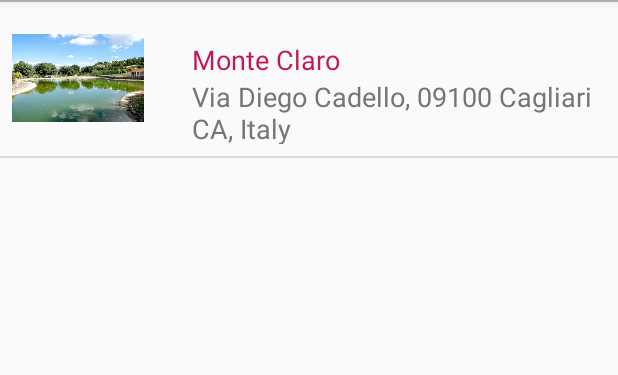
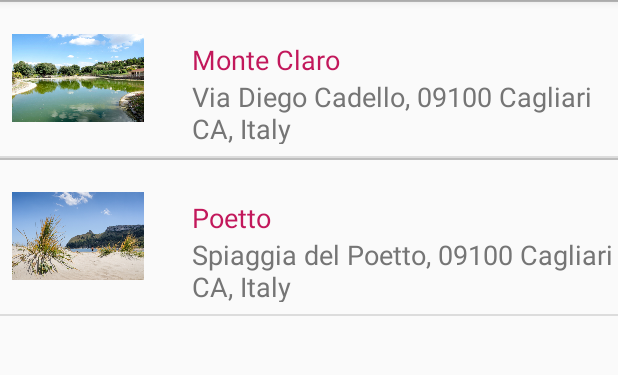
Before and after one commit to Melsara/HolidayEscape, an Android app: the fragment RomanticFragment shown on its own in the app's theme, on a phone screen of 412 x 824 dp, the part 84-459 px from its top. Run offline under Robolectric (Android 15) with nearby library versions, the phone set to English and light mode, and no system bars.

Commit message:
Adding second romantic place.

```diff
--- a/app/src/main/java/eu/escapeadvisor/holidayescape/RomanticFragment.java
+++ b/app/src/main/java/eu/escapeadvisor/holidayescape/RomanticFragment.java
@@ -33,6 +33,8 @@ public class RomanticFragment extends Fragment {
 
         romantics.add(new POI(mContext.getResources().getString(R.string.category_romanticPlaces),getString(R.string.rom_name1), getString(R.string.rom_url1), getString(R.string.rom_email1), getString(R.string.rom_tel1),
                 39.234325, 9.115732, R.drawable.monteclaro, getString(R.string.rom_desc1),getString(R.string.rom_address1) ));
+        romantics.add(new POI(mContext.getResources().getString(R.string.category_romanticPlaces),getString(R.string.rom_name2), getString(R.string.rom_url2), getString(R.string.rom_email2), getString(R.string.rom_tel2),
+                39.212952, 9.171051, R.drawable.poetto, getString(R.string.rom_desc2),getString(R.string.rom_address2) ));
 
         PoiAdapter romanticsAdapter = new PoiAdapter(getActivity(), romantics);
         ListView listView = (ListView) rootView.findViewById(R.id.list);
--- a/app/src/main/res/values/strings.xml
+++ b/app/src/main/res/values/strings.xml
@@ -77,4 +77,10 @@
         Esso rappresenta una delle mete preferite dalle famiglie con bambini e un luogo di svago per gli adulti.
         Molti cittadini cagliaritani si recano in mezzo alla natura per fare attività fisica, poiché il parco di Monte Claro offre percorsi ideali per passeggiate e fare jogging.</string>
     <string name="rom_address1">Via Diego Cadello, 09100 Cagliari CA, Italy</string>
+    <string name="rom_name2">Poetto</string>
+    <string name="rom_url2">https://www.sardegnaturismo.it/en/explore/poetto</string>
+    <string name="rom_email2">Email not available</string>
+    <string name="rom_tel2">Telephone number not available</string>
+    <string name="rom_desc2">Una delle spiagge cittadine più belle e ampie d’Europa, otto chilometri di litorale nel territorio di Cagliari e Quartu Sant\’Elena, dove troverai tutto ciò che desideri: sabbia soffice, mare cristallino, relax, aperitivi, divertimento e attività sportive</string>
+    <string name="rom_address2">Spiaggia del Poetto, 09100 Cagliari CA, Italy</string>
 </resources>
```
Also changed, not shown: app/src/main/res/drawable-hdpi/poetto.png (added), app/src/main/res/drawable-mdpi/poetto.png (added), app/src/main/res/drawable-xhdpi/poetto.png (added), 2 other files.
